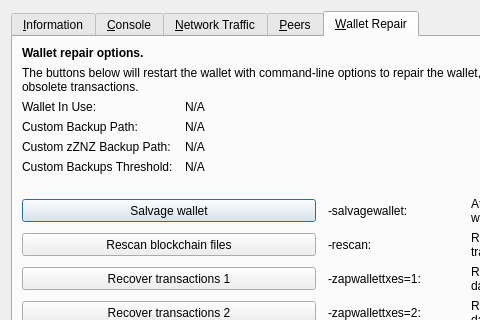
Old version of the form src/qt/forms/rpcconsole.ui in the repository altecoin-altc/ZNZ; both pictures show x 0 to 480 and y 0 to 320 of the 769 by 496 pixel window.
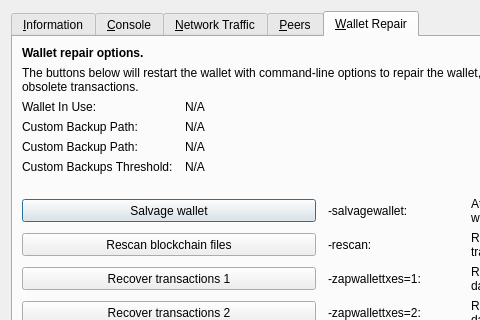
New version of the form. The open tabs and pages were chosen to show the change. Icons and pictures are not drawn. Custom widgets are drawn as their Qt base class.

```diff
--- a/src/qt/forms/rpcconsole.ui
+++ b/src/qt/forms/rpcconsole.ui
@@ -1333,7 +1333,7 @@
           <bool>false</bool>
          </property>
          <property name="text">
-          <string>Custom zZNZ Backup Path:</string>
+          <string>Custom Backup Path:</string>
          </property>
         </widget>
        </item>
```
